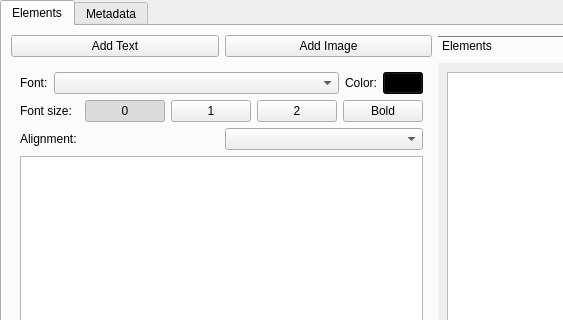
Above: pagesettings.ui from minirop/hso-page-builder before the change; both pictures show x 0 to 563 and y 0 to 320 of the 799 by 543 pixel window. Below: the same form after it.
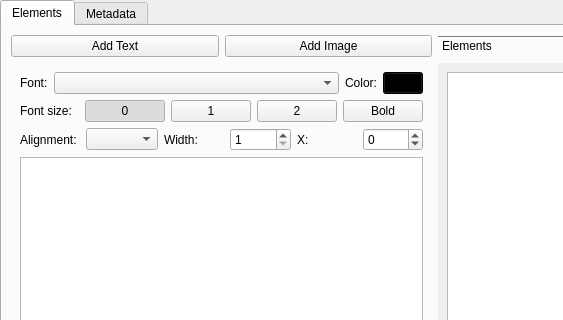
That is the form after the change.

Diff of the .ui file:
```diff
--- a/pagesettings.ui
+++ b/pagesettings.ui
@@ -196,6 +196,40 @@
                <item>
                 <widget class="QComboBox" name="alignmentComboBox"/>
                </item>
+               <item>
+                <widget class="QLabel" name="label_16">
+                 <property name="text">
+                  <string>Width:</string>
+                 </property>
+                </widget>
+               </item>
+               <item>
+                <widget class="QSpinBox" name="widthSpinBox">
+                 <property name="minimum">
+                  <number>1</number>
+                 </property>
+                 <property name="maximum">
+                  <number>100</number>
+                 </property>
+                </widget>
+               </item>
+               <item>
+                <widget class="QLabel" name="label_17">
+                 <property name="text">
+                  <string>X:</string>
+                 </property>
+                </widget>
+               </item>
+               <item>
+                <widget class="QSpinBox" name="xSpinBox">
+                 <property name="minimum">
+                  <number>-50</number>
+                 </property>
+                 <property name="maximum">
+                  <number>50</number>
+                 </property>
+                </widget>
+               </item>
               </layout>
              </item>
              <item>
```
